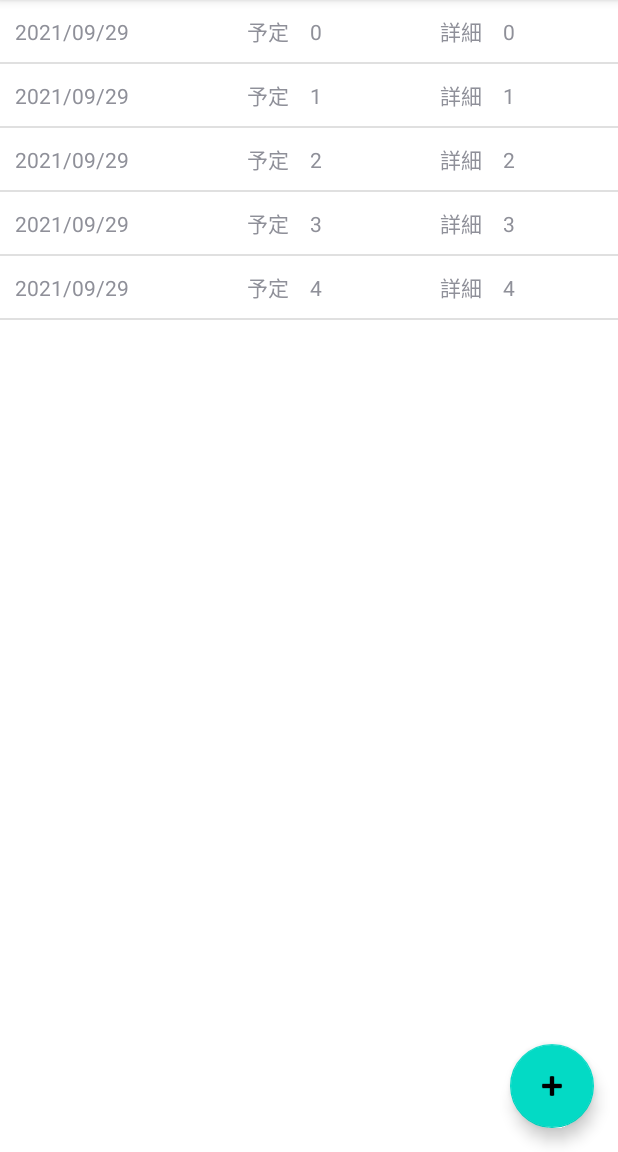
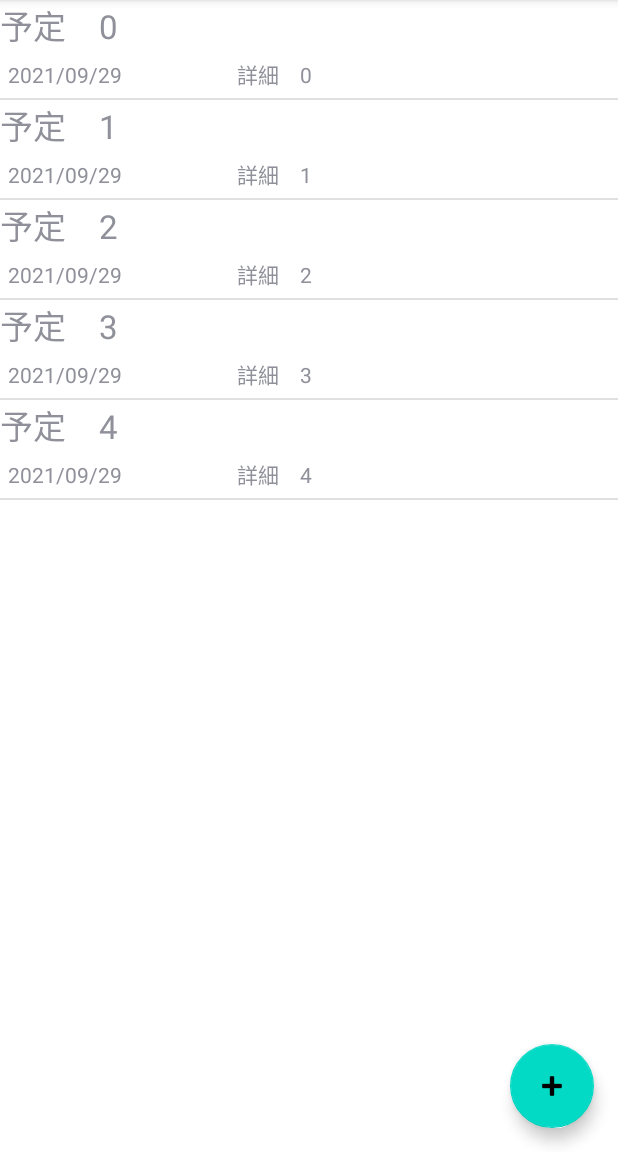
Before and after one commit to test070/ListView, an Android app: the screen it shows after launch (MainActivity), on a phone screen of 412 x 824 dp, the part 84-1236 px from its top. Run offline under Robolectric (Android 15) with nearby library versions, the phone set to English and light mode, and no system bars.

Commit message:
ListViewのレイアウト変更
ListViewのレイアウト変更

```diff
--- a/MyApplication2/app/src/main/res/layout-port/list_item.xml
+++ b/MyApplication2/app/src/main/res/layout-port/list_item.xml
@@ -4,30 +4,38 @@
     xmlns:tools="http://schemas.android.com/tools"
     android:layout_width="match_parent"
     android:layout_height="match_parent"
-    android:orientation="horizontal"
+    android:orientation="vertical"
     tools:ignore="MissingDefaultResource">
-
-    <TextView
-        android:id="@+id/textDate"
-        android:layout_width="wrap_content"
-        android:layout_height="wrap_content"
-        android:layout_margin="10dp"
-        android:layout_weight="1"
-        android:text="Date" />
 
     <TextView
         android:id="@+id/textTitle"
         android:layout_width="wrap_content"
         android:layout_height="wrap_content"
-        android:layout_margin="10dp"
+        android:textSize="10pt"
+        android:maxLines="1"
         android:layout_weight="1"
         android:text="Title" />
 
-    <TextView
-        android:id="@+id/textContents"
-        android:layout_width="wrap_content"
-        android:layout_height="wrap_content"
-        android:layout_margin="10dp"
-        android:layout_weight="1"
-        android:text="Contents" />
+    <LinearLayout
+        android:layout_width="match_parent"
+        android:layout_height="match_parent"
+        android:orientation="horizontal">
+
+        <TextView
+            android:id="@+id/textDate"
+            android:layout_width="wrap_content"
+            android:layout_height="wrap_content"
+            android:maxLines="1"
+            android:layout_weight="1"
+            android:layout_margin="5dp"
+            android:text="Date" />
+        <TextView
+            android:id="@+id/textContents"
+            android:layout_width="wrap_content"
+            android:layout_height="wrap_content"
+            android:maxLines="1"
+            android:layout_weight="3"
+            android:layout_margin="5dp"
+            android:text="Contents" />
+    </LinearLayout>
 </LinearLayout>
```
